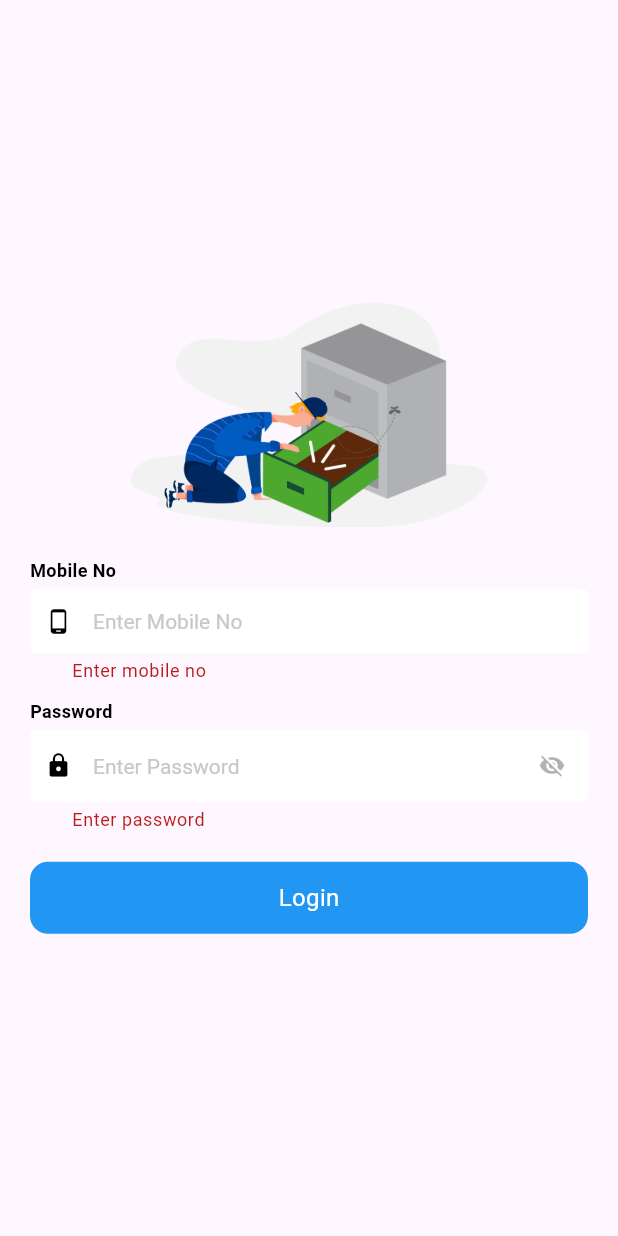
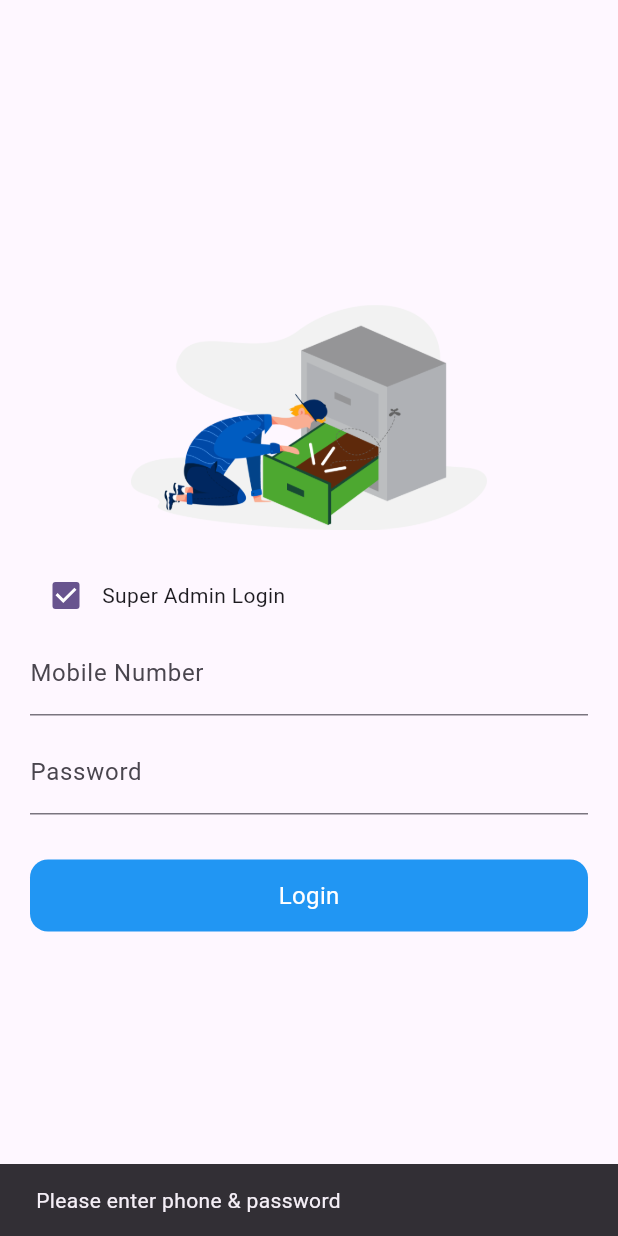
Before and after one commit to abubakar9999/eTicket, a Flutter app: the LogInScreen screen opened directly, after a tap on "Login", on a phone screen of 412 x 824 dp. Run offline on Flutter 3.47's test engine with Material 3 defaults, Android fonts, the phone set to English and light mode, and no system bars; our stand-ins replace bloc, connectivity_plus, equatable, flutter_bloc, flutter_dotenv, flutter_screenutil and 3 more; missing offline and left inert: is_first_run; accounts and stored records are empty.

Commit message:
login in with subuser

```diff
--- a/lib/src/core/constants/api_urls.dart
+++ b/lib/src/core/constants/api_urls.dart
@@ -1,4 +1,6 @@
 class ApiUrls {
- logIn() => "https://api.server1st.dpdns.org/api/v1/auth/login";
+ logIn() => "https://api.server1st.dpdns.org/v1/auth/login/company";
+ subuserLogIn(int companyId) => "https://api.server1st.dpdns.org/v1/auth/login/subuser?companyId=$companyId";
+
 
 }
--- a/lib/src/features/login/blocs/login_bloc.dart
+++ b/lib/src/features/login/blocs/login_bloc.dart
@@ -1,5 +1,4 @@
 import 'dart:async';
-
 import 'package:bloc/bloc.dart';
 import 'package:equatable/equatable.dart';
 import 'package:eticket/session_manager.dart';
@@ -10,39 +9,13 @@ import 'package:eticket/src/data/data_sources/remort/remote_data_sorce.dart';
 part 'login_event.dart';
 part 'login_state.dart';
 
-
 class LoginBloc extends Bloc<LoginEvent, LoginState> {
   LoginBloc() : super(const LoginState()) {
     on<MobileChanged>(_onMobileChanged);
     on<PasswordChanged>(_onPassChanged);
-    // log in submit
+    on<CompanyIdChanged>(_onCompanyIdChanged);
+    on<IsMasterChanged>(_onIsMasterChanged);
     on<Submit>(_onSubmit);
-  }
-  FutureOr<void> _onSubmit(Submit event, Emitter<LoginState> emit) async {
-    emit(LoginLoading());
-    try {
-
-
-      final data=await GetDataFromAPi().logIn({
-        "phone": event.mobile.trim(),
-        "password": event.pass.trim(),
-      });
-      if((data.data?.token ?? '').isNotEmpty || data.message =="OK"){
-        SessionManager prefs = SessionManager();
-        prefs.setAuthToken(data.data!.token!);
-        prefs.setLogin(true);
-
-        // Login successful
-        //await HiveOperation().addData(data.data!.token , HiveBoxKeys.tocken);
-
-        emit(LoginSuccess());
-      }else{
-        emit(LoginFailure(error: data.message ?? "Login failed"));
-      }
-    } catch (e) {
-      // If login fails
-      emit(LoginFailure(error: e.toString()));
-    }
   }
 
   FutureOr<void> _onMobileChanged(MobileChanged event, Emitter<LoginState> emit) {
@@ -52,4 +25,41 @@ class LoginBloc extends Bloc<LoginEvent, LoginState> {
   FutureOr<void> _onPassChanged(PasswordChanged event, Emitter<LoginState> emit) {
     emit(state.copyWith(password: event.pass));
   }
+
+  FutureOr<void> _onCompanyIdChanged(CompanyIdChanged event, Emitter<LoginState> emit) {
+    emit(state.copyWith(companyId: event.companyId));
+  }
+
+  FutureOr<void> _onIsMasterChanged(IsMasterChanged event, Emitter<LoginState> emit) {
+    emit(state.copyWith(isMaster: event.isMaster));
+  }
+
+FutureOr<void> _onSubmit(Submit event, Emitter<LoginState> emit) async {
+  emit(LoginLoading());
+  try {
+    final body = {
+      "phone": event.mobile.trim(),
+      "password": event.pass.trim(),
+    };
+
+
+
+    print("Login body => $body"); // ✅ Debug check
+
+    final data =!state.isMaster && state.companyId.trim().isNotEmpty? await GetDataFromAPi().subuserLogIn(body, state.companyId): await GetDataFromAPi().logIn(body);
+
+    if ((data.data?.token ?? '').isNotEmpty || data.message == "OK") {
+      SessionManager prefs = SessionManager();
+      await prefs.setAuthToken(data.data!.token!);
+      await prefs.setLogin(true);
+      emit(LoginSuccess(message: data.message ?? "Login successful"));
+    } else {
+      emit(LoginFailure(error: data.message ?? "Login failed"));
+    }
+  } catch (e) {
+    emit(LoginFailure(error: e.toString()));
+  }
 }
+
+
+}
--- a/lib/src/features/login/blocs/login_event.dart
+++ b/lib/src/features/login/blocs/login_event.dart
@@ -2,33 +2,32 @@ part of 'login_bloc.dart';
 
 abstract class LoginEvent extends Equatable {
   const LoginEvent();
-
   @override
-  List<Object> get props => [];
+  List<Object?> get props => [];
 }
 
 class MobileChanged extends LoginEvent {
-  const MobileChanged({required this.mobile});
   final String mobile;
-
-  @override
-  List<Object> get props => [mobile];
+  const MobileChanged(this.mobile);
 }
 
-class MobileUnfocused extends LoginEvent {}
-
 class PasswordChanged extends LoginEvent {
-  const PasswordChanged({required this.pass});
   final String pass;
-
-  @override
-  List<Object> get props => [pass];
+  const PasswordChanged(this.pass);
 }
 
-class PassUnfocused extends LoginEvent {}
+class CompanyIdChanged extends LoginEvent {
+  final String companyId;
+  const CompanyIdChanged(this.companyId);
+}
+
+class IsMasterChanged extends LoginEvent {
+  final bool isMaster;
+  const IsMasterChanged(this.isMaster);
+}
 
 class Submit extends LoginEvent {
-  String mobile;
-  String pass;
-  Submit({required this.mobile, required this.pass});
+  final String mobile;
+  final String pass;
+  const Submit({required this.mobile, required this.pass});
 }
--- a/lib/src/features/login/blocs/login_state.dart
+++ b/lib/src/features/login/blocs/login_state.dart
@@ -1,32 +1,56 @@
 part of 'login_bloc.dart';
 
 class LoginState extends Equatable {
+  final String mobile;
+  final String password;
+  final String companyId;
+  final bool isMaster;
+  final String message;
+  final String error;
+  final bool loading;
+
   const LoginState({
     this.mobile = '',
     this.password = '',
+    this.companyId = '',
+    this.isMaster = true,
+    this.message = '',
+    this.error = '',
+    this.loading = false,
   });
 
-  final String mobile;
-  final String password;
-
-  LoginState copyWith({String? mobile, String? password}) {
-    return LoginState(mobile: mobile ?? this.mobile, password: password ?? this.password);
+  LoginState copyWith({
+    String? mobile,
+    String? password,
+    String? companyId,
+    bool? isMaster,
+    String? message,
+    String? error,
+    bool? loading,
+  }) {
+    return LoginState(
+      mobile: mobile ?? this.mobile,
+      password: password ?? this.password,
+      companyId: companyId ?? this.companyId,
+      isMaster: isMaster ?? this.isMaster,
+      message: message ?? this.message,
+      error: error ?? this.error,
+      loading: loading ?? this.loading,
+    );
   }
 
   @override
-  List<Object> get props => [mobile, password];
-
-
+  List<Object?> get props => [mobile, password, companyId, isMaster, message, error, loading];
 }
 
-class LoginInitial extends LoginState {}
+class LoginLoading extends LoginState {}
 
-class LoginLoading extends LoginState {}
 class LoginSuccess extends LoginState {
   final String message;
-  LoginSuccess({this.message = "Login Successful"});
+  const LoginSuccess({this.message = "Login successful"});
 }
+
 class LoginFailure extends LoginState {
   final String error;
-  LoginFailure({required this.error});
+  const LoginFailure({required this.error});
 }
--- a/lib/src/features/login/login_screen.dart
+++ b/lib/src/features/login/login_screen.dart
@@ -1,3 +1,4 @@
+import 'package:eticket/src/core/shared/widget/app_widgets/custom_button.dart';
 import 'package:eticket/src/core/utils/context.dart';
 import 'package:eticket/src/features/home/home_screen.dart';
 import 'package:eticket/src/features/login/blocs/login_bloc.dart';
@@ -15,15 +16,17 @@ class LogInScreen extends StatefulWidget {
 
 class _LogInScreenState extends State<LogInScreen> {
   late LoginBloc _loginBloc;
-  FocusNode mobile = FocusNode();
-  FocusNode pass = FocusNode();
+
+  final TextEditingController _mobileController = TextEditingController();
+  final TextEditingController _passController = TextEditingController();
+  final TextEditingController _companyController = TextEditingController();
 
   final _formKey = GlobalKey<FormState>();
 
   @override
   void initState() {
+    _loginBloc = LoginBloc();
     super.initState();
-    _loginBloc = LoginBloc();
   }
 
   @override
@@ -39,38 +42,101 @@ class _LogInScreenState extends State<LogInScreen> {
                 key: _formKey,
                 child: BlocConsumer<LoginBloc, LoginState>(
                   listener: (context, state) {
-
                     if (state is LoginFailure) {
                       ScaffoldMessenger.of(context).showSnackBar(
-                        SnackBar(
-                          content: Text(state.error),
-                          backgroundColor: Colors.red,
-                        ),
+                        SnackBar(content: Text(state.error), backgroundColor: Colors.red),
                       );
                     } else if (state is LoginSuccess) {
                       ScaffoldMessenger.of(context).showSnackBar(
-                        SnackBar(
-                          content: Text(state.message),
-                          backgroundColor: Colors.green,
-                        ),
+                        SnackBar(content: Text(state.message), backgroundColor: Colors.green),
                       );
-
-                      context.fadePushRemoveUntil(  const HomeScreen());
-
+                      context.fadePushRemoveUntil(const HomeScreen());
                     }
                   },
                   builder: (context, state) {
                     return Column(
                       mainAxisAlignment: MainAxisAlignment.center,
-                      crossAxisAlignment: CrossAxisAlignment.center,
                       children: [
                         Image.asset('assets/images/noData.png', height: 150),
                         const SizedBox(height: 20),
-                        MobileInput(mobile: mobile),
+                            // Checkbox: Is Master
+                        Row(
+                          children: [
+                            Checkbox(
+                              value: state.isMaster,
+                              onChanged: (value) {
+                                _loginBloc.add(IsMasterChanged(value ?? true));
+                              },
+                            ),
+                            const Text("Super Admin Login"),
+                          ],
+                        ),
+
+                        // Company ID (only if isMaster == false)
+                        if (!state.isMaster)
+                          TextFormField(
+                            controller: _companyController,
+                            decoration: const InputDecoration(labelText: "Company ID"),
+                            onChanged: (value) {
+                              _loginBloc.add(CompanyIdChanged(value));
+                            },
+                          ),
+
+                        // Mobile Input
+                        TextFormField(
+                          controller: _mobileController,
+                          decoration: const InputDecoration(labelText: "Mobile Number"),
+                          keyboardType: TextInputType.phone,
+                          onChanged: (value) {
+                            _loginBloc.add(MobileChanged(value));
+                          },
+                        ),
                         const SizedBox(height: 10),
-                        PassInput(pass: pass),
+
+                        // Password Input
+                        TextFormField(
+                          controller: _passController,
+                          decoration: const InputDecoration(labelText: "Password"),
+                          obscureText: true,
+                          onChanged: (value) {
+                            _loginBloc.add(PasswordChanged(value));
+                          },
+                        ),
+                        const SizedBox(height: 10),
+
+
+
                         const SizedBox(height: 20),
-                        LoginButton(formKey: _formKey),
+
+                   CustomButton(
+          isPrimary: true,
+          btnText: state is LoginLoading ? 'Loading...' : 'Login',
+
+   onTap: state is LoginLoading
+      ? null
+      : () {
+          if (_formKey.currentState!.validate()) {
+            final mobile = _mobileController.text.trim();
+            final pass = _passController.text.trim();
+
+            if (mobile.isEmpty || pass.isEmpty) {
+              ScaffoldMessenger.of(context).showSnackBar(
+                const SnackBar(content: Text("Please enter phone & password")),
+              );
+              return;
+            }
+
+            _loginBloc.add(Submit(
+              mobile: mobile,
+              pass: pass,
+            ));
+          }
+        },
+  // child: state is LoginLoading
+  //     ? const CircularProgressIndicator(color: Colors.white)
+  //     : const Text("Login"),
+),
+
                       ],
                     );
                   },
--- a/lib/src/features/login/widgets/mobile_input.dart
+++ b/lib/src/features/login/widgets/mobile_input.dart
@@ -5,58 +5,26 @@ import 'package:flutter_bloc/flutter_bloc.dart';
 
 class MobileInput extends StatelessWidget {
   final FocusNode mobile;
-  const MobileInput({super.key, required this.mobile});
+  final String mobiles;
+
+  const MobileInput({Key? key, required this.mobile, required this.mobiles})
+      : super(key: key);
 
   @override
   Widget build(BuildContext context) {
     return BlocBuilder<LoginBloc, LoginState>(
       buildWhen: (previous, current) => previous.mobile != current.mobile,
       builder: (context, state) {
-        return CustomTextWithHeaderField(
-          headerText: "Mobile No",
+        return TextFormField(
           keyboardType: TextInputType.phone,
           focusNode: mobile,
-          hintText: 'Enter Mobile No',
-          prefixIcon: Icons.phone_android,
           onChanged: (value) {
-
-
-  context.read<LoginBloc>().add(MobileChanged(mobile:  value?? ''));
-
+            context.read<LoginBloc>().add(MobileChanged( value));
           },
-          validator: (value) {
-            if (value == null || value.isEmpty) {
-              return 'Enter mobile no';
-            }
-            if (!RegExp(r'^[0-9]{10,15}$').hasMatch(value)) {
-              return "Enter valid mobile no";
-            }
-            return null;
-          },
-        );
-
-
-
-        TextFormField(
-          keyboardType: TextInputType.phone,
-          focusNode: mobile,
           decoration: const InputDecoration(
-            hintText: 'Mobile Number',
+            labelText: 'Mobile No',
             border: OutlineInputBorder(),
           ),
-          onChanged: (value) {
-            context.read<LoginBloc>().add(MobileChanged(mobile: value));
-          },
-          validator: (value) {
-            if (value == null || value.isEmpty) {
-              return 'Enter mobile number';
-            }
-            if (!RegExp(r'^[0-9]{10,15}$').hasMatch(value)) {
-              return "Enter valid mobile number";
-            }
-            return null;
-          },
-          onFieldSubmitted: (value) {},
         );
       },
     );
--- a/lib/src/features/login/widgets/pass_input.dart
+++ b/lib/src/features/login/widgets/pass_input.dart
@@ -8,41 +8,31 @@ import 'package:flutter_bloc/flutter_bloc.dart';
 
 class PassInput extends StatelessWidget {
   final FocusNode pass;
-  const PassInput({super.key, required this.pass});
+  final String passs;
+
+  const PassInput({Key? key, required this.pass, required this.passs})
+      : super(key: key);
 
   @override
   Widget build(BuildContext context) {
     return BlocBuilder<LoginBloc, LoginState>(
       buildWhen: (previous, current) => previous.password != current.password,
       builder: (context, state) {
-        return CustomTextWithHeaderField(
-          headerText: "Password",
-          hintText: 'Enter Password',
+        return TextFormField(
+          obscureText: true,
           focusNode: pass,
-          isPassword: true, // ✅ enables visibility toggle
-          isShowSuffixIcon: true, // ✅ show eye icon
-          prefixIcon: Icons.lock,
           onChanged: (value) {
-            context.read<LoginBloc>().add(PasswordChanged(pass: value ?? ""));
+            context.read<LoginBloc>().add(PasswordChanged( value));
           },
-          validator: (value) {
-            if (value == null || value.isEmpty) {
-              return 'Enter password';
-            }
-            if (value.length < 6) {
-              return "Password must be at least 6 characters";
-            }
-            return null;
-          },
-          // onFieldSubmitted: (value) {
-          //   // you can handle submit or move to next field here
-          // },
+          decoration: const InputDecoration(
+            labelText: 'Password',
+            border: OutlineInputBorder(),
+          ),
         );
       },
     );
   }
 }
-
 
 
 
```
Also changed, not shown: lib/src/data/data_sources/remort/remote_data_sorce.dart (+9 -0 lines), lib/src/data/repositoris/repositories.dart (+12 -0 lines), pubspec.lock, 1 other file.
